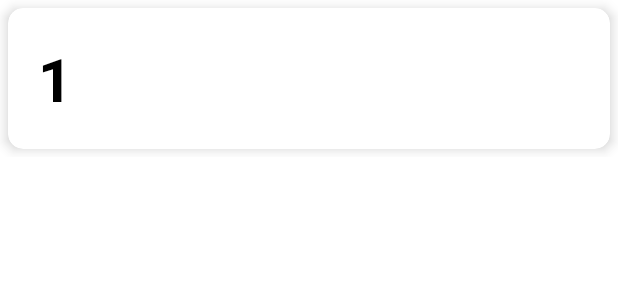
After one commit to bohpob/teamProject-FIT, an Android app: the layout group_element.xml on its own in the app's theme, with its tools: preview values and no code run, on a phone screen of 412 x 824 dp. The commit adds this screen. Shown: the top 300 px of the screen. Run offline under Robolectric (Android 15) with nearby library versions, the phone set to English and light mode, and no system bars.

Commit message:
List of groups inside of Groups tab

```diff
--- /dev/null
+++ b/application/src/main/res/layout/group_element.xml
@@ -0,0 +1,29 @@
+<?xml version="1.0" encoding="utf-8"?>
+<RelativeLayout
+        xmlns:android="http://schemas.android.com/apk/res/android"
+        android:layout_width="match_parent"
+        android:layout_height="wrap_content"
+        xmlns:app="http://schemas.android.com/apk/res-auto">
+
+    <androidx.cardview.widget.CardView
+            android:layout_width="match_parent"
+            android:layout_height="wrap_content"
+            android:layout_margin="5dp"
+            app:cardCornerRadius="10dp"
+            app:cardElevation="5dp" >
+
+        <TextView
+                android:id="@+id/groupElementStart"
+                android:layout_width="wrap_content"
+                android:layout_height="wrap_content"
+                android:text="1"
+                android:textColor="@color/black"
+                android:textStyle="bold"
+                android:textSize="40sp"
+                android:padding="20dp" >
+
+        </TextView>
+
+    </androidx.cardview.widget.CardView>
+
+</RelativeLayout>
```
Also changed, not shown: application/src/main/java/cz/cvut/fit/sp/chipin/application/menu/GroupsAdapter.java (added, +51 -0 lines), application/src/main/java/cz/cvut/fit/sp/chipin/application/menu/GroupsItem.java (+14 -1 lines), application/src/main/res/layout/item_groups.xml (+5 -6 lines).
